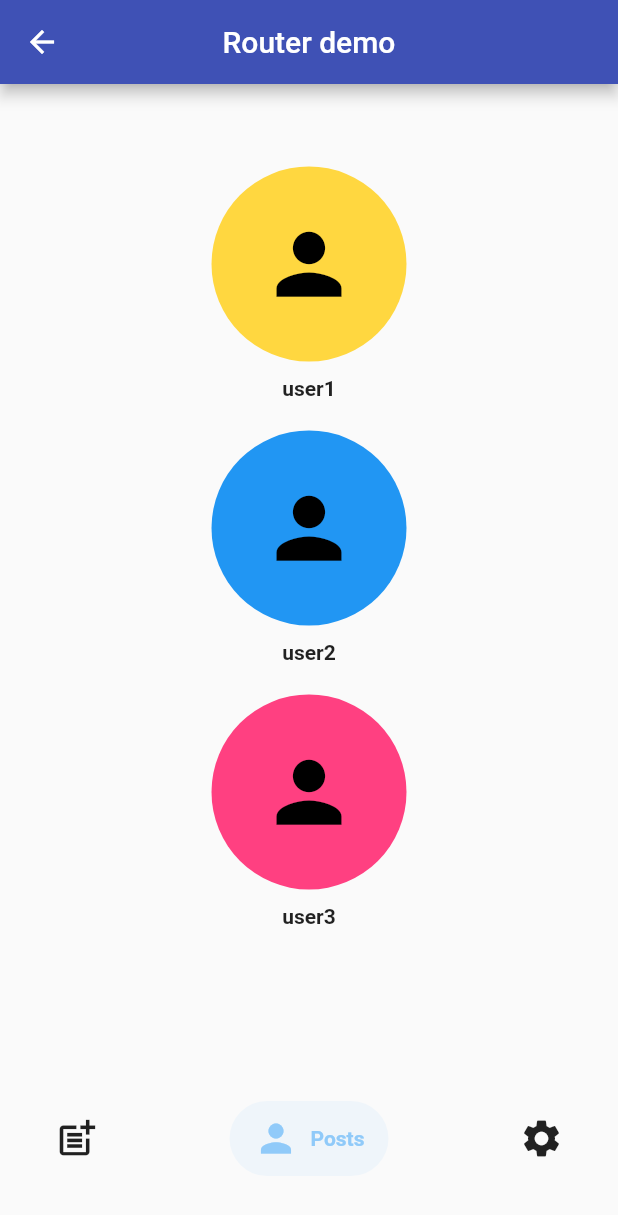
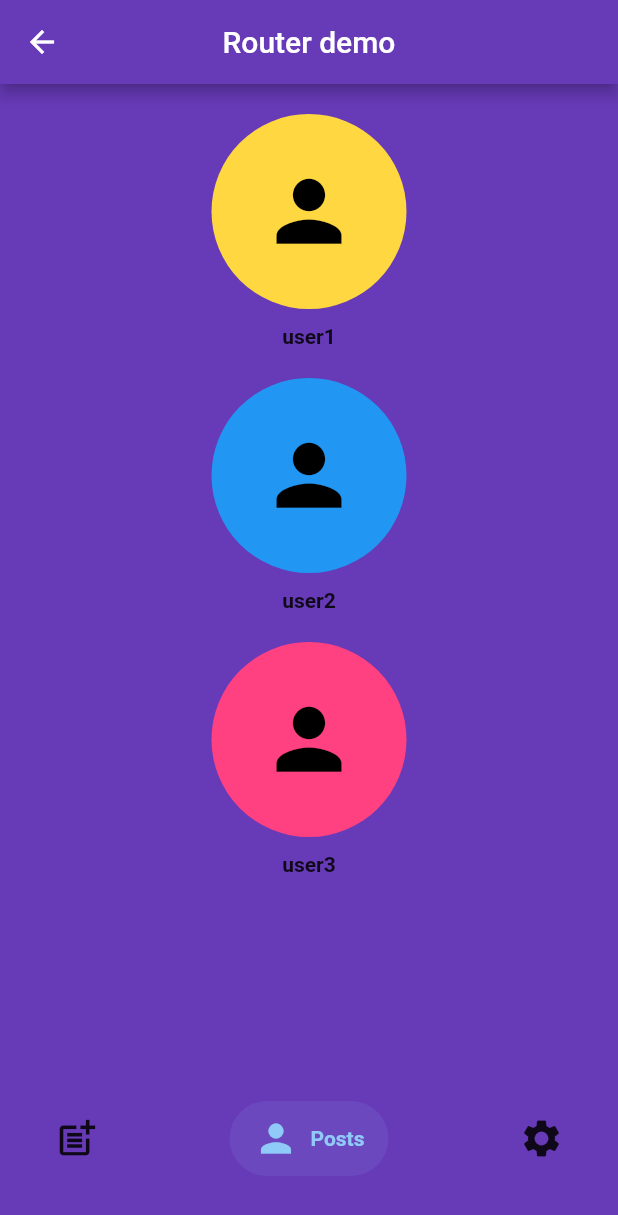
Before and after one commit to rahul2227/Auto_route-Practice, a Flutter app: the UsersPage screen opened by its route, on a phone screen of 412 x 824 dp. Shown: the top 1215 px of the screen. Run offline on Flutter 3.47's test engine with Material 2 defaults, Android fonts, the phone set to English and light mode, and no system bars; drawn by our look-alikes of salomon_bottom_bar; our stand-ins replace auto_route.

Commit message:
Theme customisations and final basic finish setup

```diff
--- a/lib/bottom_navigation_home.dart
+++ b/lib/bottom_navigation_home.dart
@@ -11,10 +11,11 @@ class BottomNavigationHome extends StatelessWidget {
     return AutoTabsScaffold(
       appBarBuilder: (context, tabsRouter) => AppBar(
         title: const Text('Router demo'),
-        backgroundColor: Colors.indigo,
+        backgroundColor: Colors.deepPurple,
         centerTitle: true,
         leading: const AutoBackButton(),
       ),
+      backgroundColor: Colors.deepPurple,
       routes: const [
         PostsRouter(),
         UsersRouter(),
--- a/lib/posts/posts_page.dart
+++ b/lib/posts/posts_page.dart
@@ -14,9 +14,9 @@ class PostsPage extends StatelessWidget {
       child: Padding(
         padding: const EdgeInsets.symmetric(
           horizontal: 20,
+          vertical: 20,
         ),
-        child: Column(
-          mainAxisAlignment: MainAxisAlignment.center,
+        child: ListView(
           children: [
             for (int i = 0; i < posts.length; i++)
               PostTile(
--- a/lib/users/users_page.dart
+++ b/lib/users/users_page.dart
@@ -12,8 +12,9 @@ class UsersPage extends StatelessWidget {
   Widget build(BuildContext context) {
     final users = User.users;
     return Center(
-      child: Column(
-        mainAxisAlignment: MainAxisAlignment.center,
+      child: Padding(
+        padding: const EdgeInsets.symmetric(vertical: 20),
+        child: ListView(
           children: [
             for (int i = 0; i < users.length; i++)
               UserAvatar(
@@ -25,6 +26,7 @@ class UsersPage extends StatelessWidget {
               ),
           ],
         ),
+      ),
     );
   }
 }
```
Lines whose indentation alone changed are shown as unchanged.
